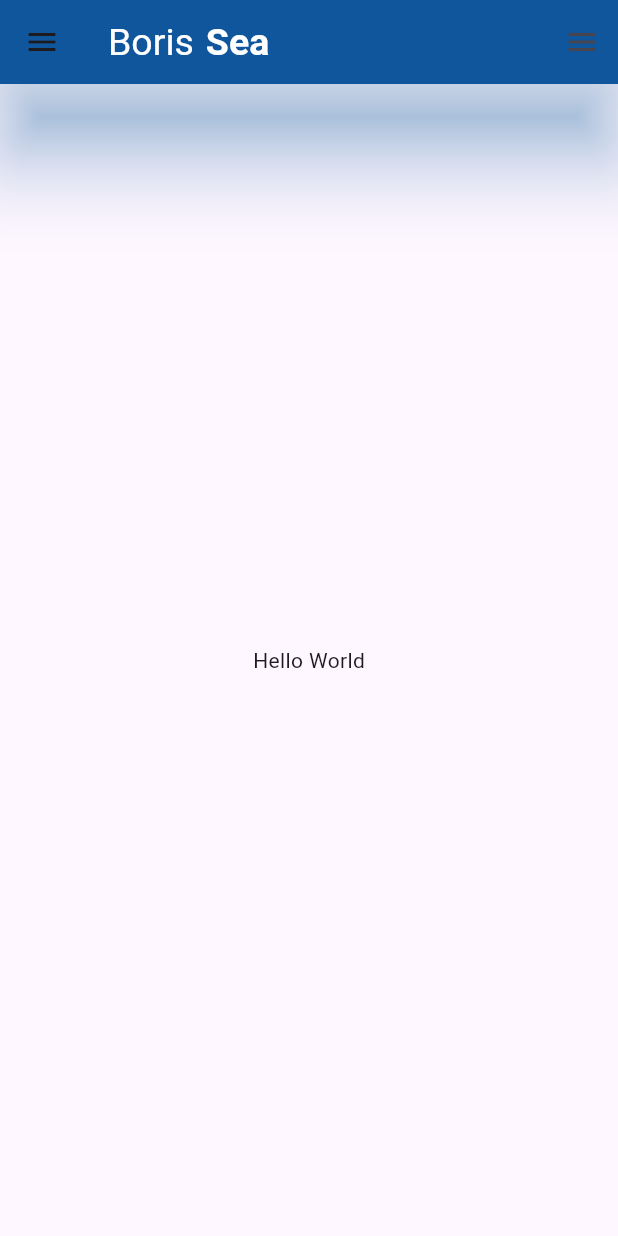
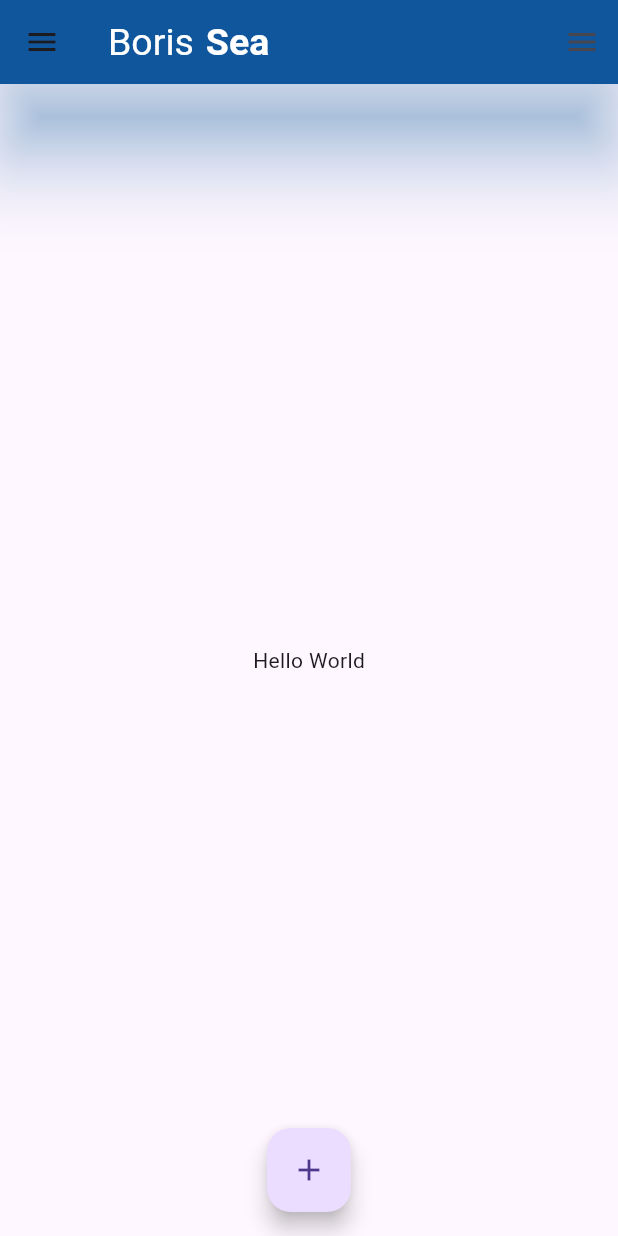
Before and after one commit to Boris-XD/Face-App, a Flutter app: the MyScafold screen opened directly, on a phone screen of 412 x 824 dp. Run offline on Flutter 3.47's test engine with Material 3 defaults, Android fonts, the phone set to English and light mode, and no system bars.

Commit message:
Containers - Update widget

```diff
--- a/lib/main.dart
+++ b/lib/main.dart
@@ -13,8 +13,7 @@ class MyApp extends StatelessWidget {
   // This widget is the root of your application.
   @override
   Widget build(BuildContext context) {
-    return MaterialApp(
-      home: MyScafold()
-    );
+    return MaterialApp(home: MyFlexible() //MyScafold()
+        );
   }
 }
--- a/lib/widgets/examples/scafold.dart
+++ b/lib/widgets/examples/scafold.dart
@@ -31,6 +31,15 @@ class MyScafold extends StatelessWidget {
             ],
           )
         ),
+        floatingActionButtonLocation: FloatingActionButtonLocation.centerFloat,
+        floatingActionButton: FloatingActionButton(
+          child: const Icon(
+            Icons.add
+          ),
+          onPressed: (){
+            print("Hello CND");
+          },
+        ),
         endDrawer: Drawer(
           backgroundColor: Colors.amber
           ),
```
Also changed, not shown: pubspec.lock, 1 other file.
